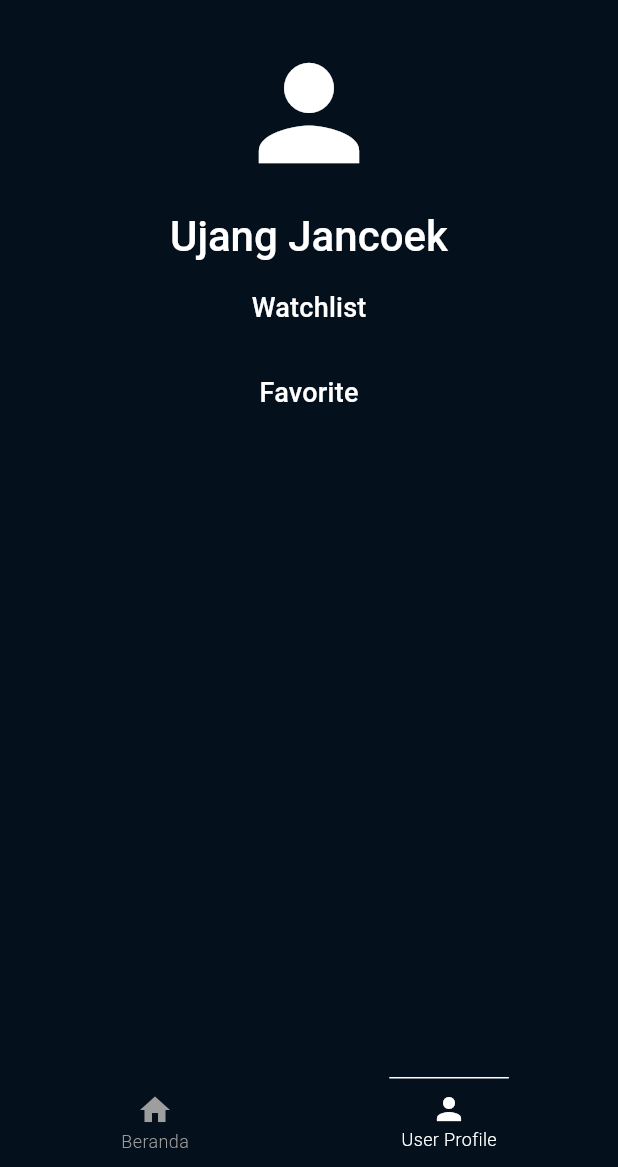
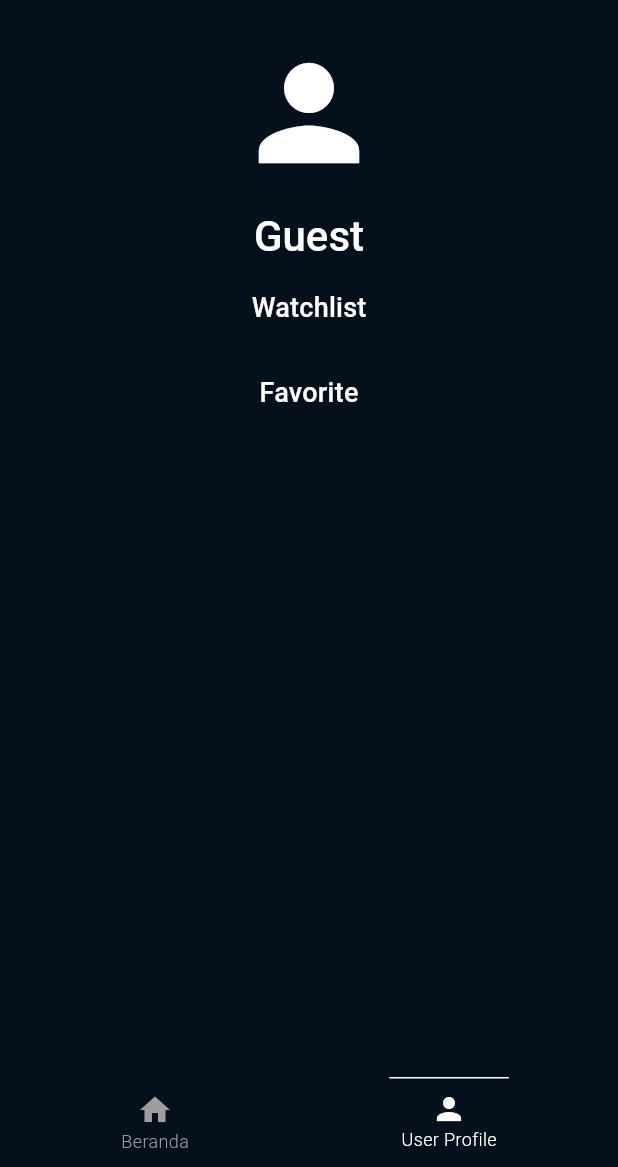
Before and after one commit to nikophreaker/themoviedb, a Flutter app: the screen it shows after launch, after a tap on "User Profile", on a phone screen of 412 x 824 dp, the part 69-1236 px from its top. Run offline on Flutter 3.47's test engine with Material 3 defaults, Android fonts, the phone set to English and light mode, and no system bars; our stand-ins replace bloc, carousel_slider, dio, flutter_bloc, get_it, go_router and 2 more; missing offline and left inert: flutter_file_dialog; network calls fail.

Commit message:
first commit

```diff
--- a/lib/features/user/movies/ui/screens/user_profile_screen.dart
+++ b/lib/features/user/movies/ui/screens/user_profile_screen.dart
@@ -73,7 +73,7 @@ class _UserProfileScreenState extends State<UserProfileScreen> {
                     ),
                   ),
                   Text(
-                    "Ujang Jancoek",
+                    "Guest",
                     style: Theme.of(context).textTheme.titleLarge,
                   ),
                   Padding(
```
Also changed, not shown: lib/features/movies/ui/screens/detail_screen.dart (+2 -10 lines).
